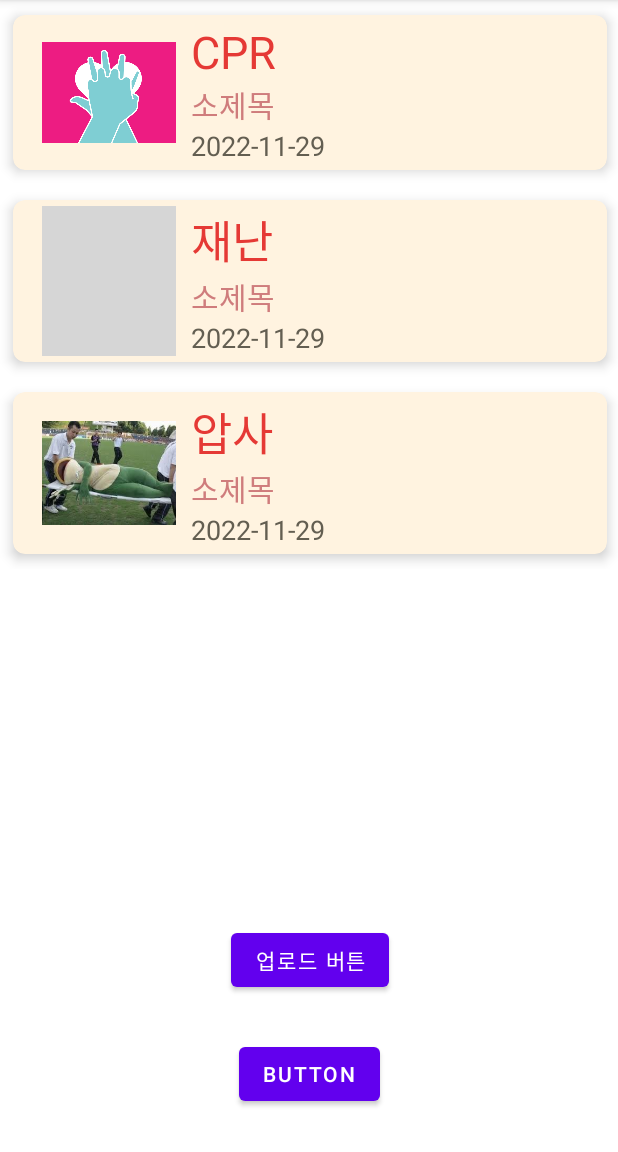
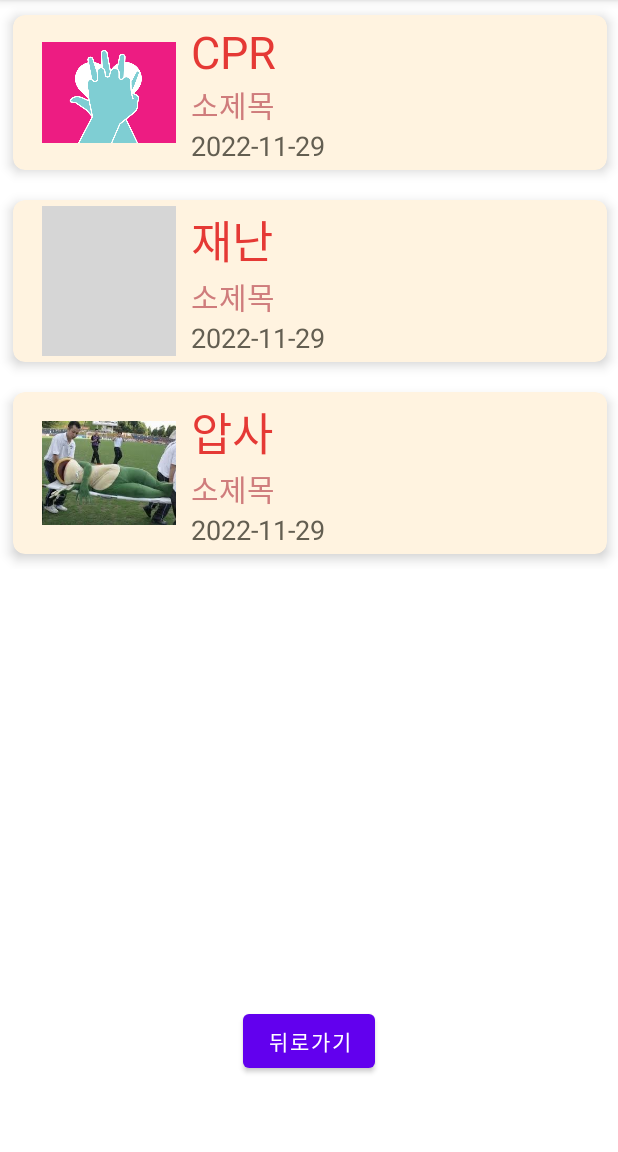
Before and after one commit to HyunseungJang/redvelvet, an Android app: the MediaActivity screen opened directly, with no data from a screen before it, on a phone screen of 412 x 824 dp, the part 84-1236 px from its top. Run offline under Robolectric (Android 15) with nearby library versions, the phone set to English and light mode, and no system bars; libraries missing offline, so code that uses them is left out: com.permissionx.guolindev, jp.wasabeef.glide; network calls fail; pictures from the network do not load; grey boxes are pictures that could not be loaded.

Commit message:
로그인(툴바삭제), 영상 뒤로가기버튼 튕김방지

```diff
--- a/app/src/main/java/com/lx/api/BasicApi.kt
+++ b/app/src/main/java/com/lx/api/BasicApi.kt
@@ -245,7 +245,7 @@ class BasicClient {
         private const val PROTOCOL = "http"
 
         // 기본 URL
-        private const val BASE_URL = "http://192.168.0.18:8001/"
+        private const val BASE_URL = "http://192.168.35.195:8001/"
 
         // 헤더 속성
         private const val CLIENT_ID = ""
--- a/app/src/main/java/com/lx/red/LoginActivity.kt
+++ b/app/src/main/java/com/lx/red/LoginActivity.kt
@@ -1,12 +1,13 @@
 package com.lx.red
 
+import android.app.ActionBar
 import android.app.AlertDialog
 import android.content.DialogInterface
 import android.content.Intent
-import androidx.appcompat.app.AppCompatActivity
 import android.os.Bundle
 import android.widget.Toast
 import androidx.activity.result.contract.ActivityResultContracts
+import androidx.appcompat.app.AppCompatActivity
 import com.lx.api.BasicClient
 import com.lx.data.MemberListResponse
 import com.lx.red.databinding.ActivityLoginBinding
@@ -24,6 +25,9 @@ class LoginActivity : AppCompatActivity() {
         super.onCreate(savedInstanceState)
         binding = ActivityLoginBinding.inflate(layoutInflater)
         setContentView(binding.root)
+
+        val actionBar: androidx.appcompat.app.ActionBar? = supportActionBar
+        actionBar?.hide()
 
         //로그인 버튼
         binding.loginButton.setOnClickListener {
--- a/app/src/main/java/com/lx/red/MediaActivity.kt
+++ b/app/src/main/java/com/lx/red/MediaActivity.kt
@@ -38,6 +38,10 @@ class MediaActivity : AppCompatActivity() {
 
         /** 첫 화면설정 */
         onFragmentChanged(FragmentItem.ITEM1)
+
+        binding.backButton3.setOnClickListener {
+            finish()
+        }
     }
 
     /** 부분 화면 변경하고자 하는 경우 호출 */
--- a/app/src/main/java/com/lx/red/VideoActivity.kt
+++ b/app/src/main/java/com/lx/red/VideoActivity.kt
@@ -41,8 +41,7 @@ class VideoActivity : AppCompatActivity() {
         }
 
         binding.backButton.setOnClickListener {
-            val intent = Intent(this,PictureListFragment::class.java)
-            startActivity(intent)
+            finish()
         }
 
         AppData.selectedPicture?.apply {
--- a/app/src/main/res/layout/activity_bluetooth.xml
+++ b/app/src/main/res/layout/activity_bluetooth.xml
@@ -6,12 +6,6 @@
     android:layout_height="match_parent"
     android:orientation="vertical"
     tools:context=".BluetoothActivity">
-
-    <Button
-        android:id="@+id/buttonMenu"
-        android:layout_width="match_parent"
-        android:layout_height="wrap_content"
-        android:text="Button" />
 
     <ViewAnimator
         android:id="@+id/sampleOutput"
--- a/app/src/main/res/layout/activity_login.xml
+++ b/app/src/main/res/layout/activity_login.xml
@@ -10,7 +10,7 @@
         android:id="@+id/loginId"
         android:layout_width="229dp"
         android:layout_height="49dp"
-        android:layout_marginTop="68dp"
+        android:layout_marginTop="108dp"
         android:backgroundTint="#F26161"
         android:ems="10"
         android:hint="아이디를 입력하세요."
@@ -125,7 +125,7 @@
         app:layout_constraintTop_toTopOf="parent"/>
 
     <Button
-        android:id="@+id/button"
+        android:id="@+id/backButton3"
         android:layout_width="wrap_content"
         android:layout_height="wrap_content"
         android:layout_marginStart="80dp"
@@ -145,7 +145,7 @@
         android:backgroundTint="#FFD9D9"
         android:text="카카오"
         android:textColor="#F26161"
-        app:layout_constraintStart_toEndOf="@+id/button"
+        app:layout_constraintStart_toEndOf="@+id/backButton3"
         app:layout_constraintTop_toBottomOf="@+id/textView14" />
 
     <ImageView
--- a/app/src/main/res/layout/activity_media.xml
+++ b/app/src/main/res/layout/activity_media.xml
@@ -17,13 +17,13 @@
     </FrameLayout>
 
     <Button
-        android:id="@+id/button"
+        android:id="@+id/backButton3"
         android:layout_width="wrap_content"
         android:layout_height="wrap_content"
-        android:text="Button"
+        android:layout_marginBottom="50dp"
+        android:text="뒤로가기"
         app:layout_constraintBottom_toBottomOf="parent"
         app:layout_constraintEnd_toEndOf="parent"
-        app:layout_constraintStart_toStartOf="parent"
-        app:layout_constraintTop_toBottomOf="@+id/container" />
+        app:layout_constraintStart_toStartOf="parent" />
 
 </androidx.constraintlayout.widget.ConstraintLayout>
--- a/app/src/main/res/layout/activity_my_info_main.xml
+++ b/app/src/main/res/layout/activity_my_info_main.xml
@@ -43,7 +43,6 @@
         android:id="@+id/updateButton"
         android:layout_width="wrap_content"
         android:layout_height="wrap_content"
-        android:layout_marginTop="17dp"
         android:layout_marginEnd="40dp"
         android:layout_marginBottom="52dp"
         android:backgroundTint="#F26161"
@@ -52,8 +51,7 @@
         android:textSize="16sp"
         android:textStyle="bold"
         app:layout_constraintBottom_toBottomOf="parent"
-        app:layout_constraintEnd_toEndOf="parent"
-        app:layout_constraintTop_toBottomOf="@+id/scrollView2" />
+        app:layout_constraintEnd_toEndOf="parent" />
 
     <TextView
         android:id="@+id/outputName"
--- a/app/src/main/res/layout/activity_sky.xml
+++ b/app/src/main/res/layout/activity_sky.xml
@@ -20,8 +20,7 @@
         android:layout_width="match_parent"
         android:layout_height="match_parent"
         android:layout_alignParentBottom="true"
-        android:layout_marginTop="350dp"
-        android:layout_marginBottom="30dp">
+        android:layout_marginTop="350dp">
 
         <androidx.cardview.widget.CardView
             android:layout_width="match_parent"
--- a/app/src/main/res/layout/fragment_picture_list.xml
+++ b/app/src/main/res/layout/fragment_picture_list.xml
@@ -10,21 +10,11 @@
         android:layout_width="match_parent"
         android:layout_height="match_parent">
 
-        <Button
-            android:id="@+id/uploadButton"
-            android:layout_width="wrap_content"
-            android:layout_height="wrap_content"
-            android:layout_weight="1"
-            android:text="업로드 버튼"
-            app:layout_constraintBottom_toBottomOf="parent"
-            app:layout_constraintEnd_toEndOf="parent"
-            app:layout_constraintStart_toStartOf="parent" />
-
         <androidx.recyclerview.widget.RecyclerView
             android:id="@+id/pictureList"
             android:layout_width="0dp"
             android:layout_height="0dp"
-            app:layout_constraintBottom_toTopOf="@+id/uploadButton"
+            app:layout_constraintBottom_toBottomOf="parent"
             app:layout_constraintEnd_toEndOf="parent"
             app:layout_constraintStart_toStartOf="parent"
             app:layout_constraintTop_toTopOf="parent">
```
Also changed, not shown: app/src/main/java/com/lx/red/BluetoothActivity.kt (+0 -11 lines).
